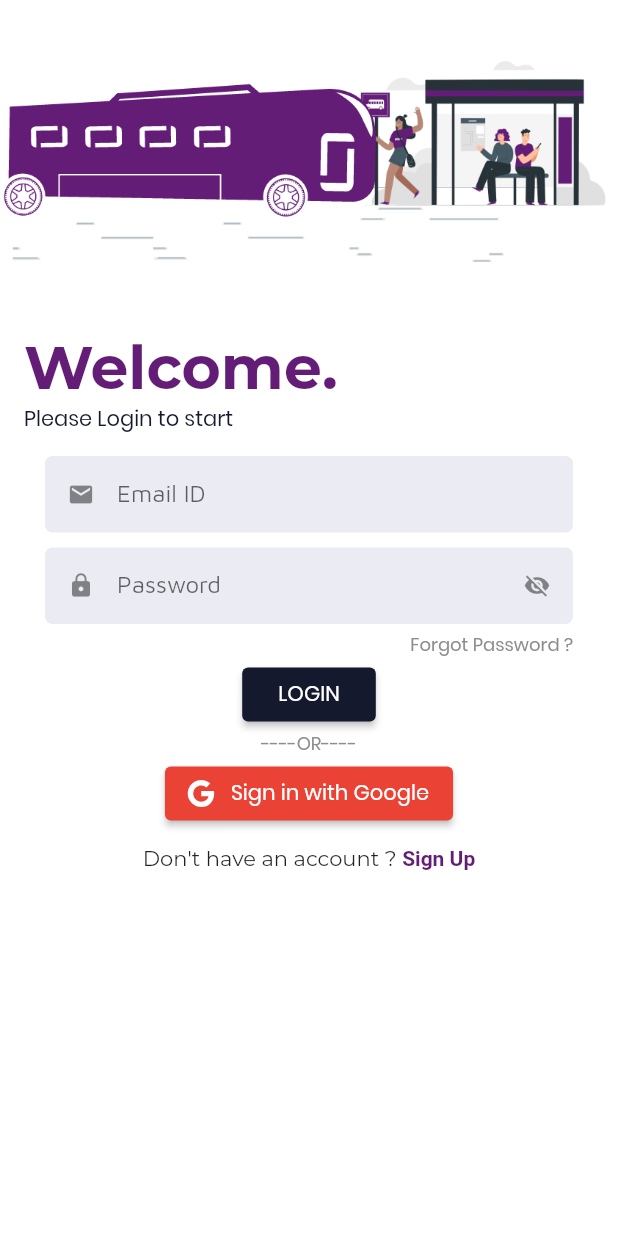
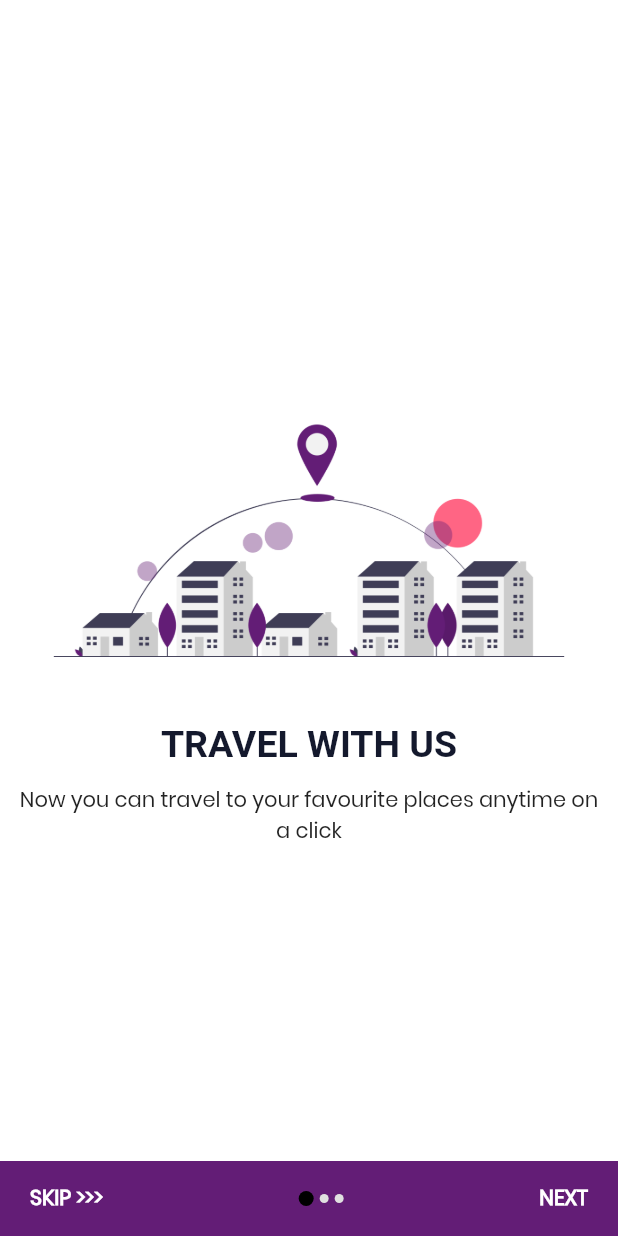
Before and after one commit to Akashdeep607/Tajic-Easy, a Flutter app: the screen it shows after launch, on a phone screen of 412 x 824 dp. Run offline on Flutter 3.47's test engine with Material 2 defaults, Android fonts, the phone set to English and light mode, and no system bars; our stand-ins replace flutter_icons, get, google_fonts, shared_preferences; project files that could hold a hidden picture were left out.

Commit message:
onBoarding Screen added

```diff
--- a/lib/ui/constants/app_theme.dart
+++ b/lib/constants/app_theme.dart
@@ -56,13 +56,13 @@ class AppTheme {
   static final TextTheme _textTheme = TextTheme(
     headline1: TextStyle(
         fontSize: 40.0, color: PRIMARY_COLOR, fontFamily: montserrat, fontWeight: FontWeight.bold),
-    headline2: TextStyle(fontSize: 22.0),
+    headline2: TextStyle(fontSize: 25.0, fontWeight: FontWeight.bold, color: COLOR_DARK_BLUE),
     headline3: TextStyle(fontSize: 20.0),
     headline4: TextStyle(fontSize: 16.0),
     headline5: TextStyle(fontSize: 14.0),
     headline6: TextStyle(fontSize: 12.0),
-    bodyText1: TextStyle(fontSize: 14.0, fontFamily: poppins),
-    bodyText2: TextStyle(fontSize: 14.0, fontFamily: montserrat),
+    bodyText1: TextStyle(fontSize: 14.0, fontFamily: montserrat),
+    bodyText2: TextStyle(fontSize: 14.0, fontFamily: poppins),
     button: TextStyle(fontSize: 14.0, fontFamily: poppins),
     subtitle1: TextStyle(fontSize: 12.0, fontFamily: poppins, color: COLOR_GREY),
     subtitle2: TextStyle(fontSize: 12.0, fontFamily: poppins, color: COLOR_BLACK),
@@ -90,7 +90,7 @@ class AppTheme {
   static final ThemeData themeData = ThemeData(
       primaryColor: PRIMARY_COLOR,
       accentColor: COLOR_DARK_BLUE,
-      scaffoldBackgroundColor: SCAFFOLD_COLOR,
+      scaffoldBackgroundColor: COLOR_WHITE,
       brightness: Brightness.light,
       textTheme: screenWidth < 500 ? _smallTextTheme : _textTheme,
       // Text_Form_Field Theme
--- a/lib/main.dart
+++ b/lib/main.dart
@@ -1,8 +1,8 @@
 import 'package:flutter/material.dart';
 import 'package:get/get.dart';
+import 'package:tajicEasy/ui/init/splash_screen.dart';
 
-import 'ui/auth/login_in.dart';
-import 'ui/constants/app_theme.dart';
+import 'constants/app_theme.dart';
 
 void main() {
   runApp(MyApp());
@@ -14,7 +14,7 @@ class MyApp extends StatelessWidget {
     return GetMaterialApp(
       debugShowCheckedModeBanner: false,
       theme: AppTheme.themeData,
-      home: Login(),
+      home: SplashScreen(),
     );
   }
 }
--- /dev/null
+++ b/lib/models/onBoarding_model.dart
@@ -0,0 +1,52 @@
+class OnBoardingModel {
+  String imagePath;
+  String title;
+  String desc;
+
+  OnBoardingModel({this.imagePath, this.title, this.desc});
+// Setting the values
+  void setImagePath(String getimagePath) {
+    imagePath = getimagePath;
+  }
+
+  void setTitle(String getTitle) {
+    title = getTitle;
+  }
+
+  void setDesc(String getDesc) {
+    desc = getDesc;
+  }
+
+  // Returning the values
+  String getImagePath() => imagePath;
+  String getTitle() => title;
+  String getDesc() => desc;
+}
+
+List<OnBoardingModel> getOnBoardingData() {
+  List<OnBoardingModel> slides = List<OnBoardingModel>();
+  OnBoardingModel onBoardingModel = OnBoardingModel();
+
+  // 1
+  onBoardingModel.setImagePath("assets/images/onBoardingImg3.png");
+  onBoardingModel.setTitle("TRAVEL WITH US");
+  onBoardingModel.setDesc("Now you can travel to your favourite places anytime on a click");
+  slides.add(onBoardingModel);
+
+  // 2
+  onBoardingModel = OnBoardingModel();
+  onBoardingModel.setImagePath("assets/images/onBoardingImg2.png");
+  onBoardingModel.setTitle("DESTINATION");
+  onBoardingModel.setDesc("We make you choosing your destination point easy");
+  slides.add(onBoardingModel);
+
+  // 3
+  onBoardingModel = OnBoardingModel();
+  onBoardingModel.setImagePath("assets/images/onBoardingImg1.png");
+  onBoardingModel.setTitle("EASY BOOKING");
+  onBoardingModel.setDesc(
+      "Book buses with an ease, no more waiting, now you can book your bus ticket in your mobile ");
+  slides.add(onBoardingModel);
+
+  return slides;
+}
--- a/lib/ui/auth/login_in.dart
+++ b/lib/ui/auth/login_in.dart
@@ -2,7 +2,7 @@ import 'package:flutter/gestures.dart';
 import 'package:flutter/material.dart';
 import 'package:flutter_icons/flutter_icons.dart';
 import 'package:get/get.dart';
-import 'package:tajicEasy/ui/constants/app_theme.dart';
+import 'package:tajicEasy/constants/app_theme.dart';
 import 'package:tajicEasy/ui/widgets/textFormField_widget.dart';
 
 import 'sign_up.dart';
@@ -20,9 +20,9 @@ class _LoginState extends State<Login> {
     final ThemeData themeData = Theme.of(context);
     return SafeArea(
       child: Scaffold(
-        resizeToAvoidBottomInset: true,
-        resizeToAvoidBottomPadding: true,
-        backgroundColor: Colors.white,
+        // resizeToAvoidBottomInset: true,
+        // resizeToAvoidBottomPadding: true,
+        // backgroundColor: Colors.white,
         body: SingleChildScrollView(
             child: Container(
           width: Get.width,
--- a/lib/ui/auth/sign_up.dart
+++ b/lib/ui/auth/sign_up.dart
@@ -1,11 +1,8 @@
 import 'package:flutter/gestures.dart';
 import 'package:flutter/material.dart';
-import 'package:flutter_icons/flutter_icons.dart';
 import 'package:get/get.dart';
-import 'package:tajicEasy/ui/constants/app_theme.dart';
+import 'package:tajicEasy/constants/app_theme.dart';
 import 'package:tajicEasy/ui/widgets/textFormField_widget.dart';
-
-import 'login_in.dart';
 
 class SignUp extends StatefulWidget {
   @override
@@ -22,7 +19,7 @@ class _SignUpState extends State<SignUp> {
       child: Scaffold(
         // resizeToAvoidBottomInset: true,
         // resizeToAvoidBottomPadding: true,
-        backgroundColor: Colors.white,
+        // backgroundColor: Colors.white,
         body: SingleChildScrollView(
             child: Container(
           width: Get.width,
@@ -42,9 +39,9 @@ class _SignUpState extends State<SignUp> {
               Padding(
                 padding: const EdgeInsets.only(top: 10.0),
                 child: ListTile(
-                  title: Text("Welcome.", style: themeData.textTheme.headline1),
+                  title: Text("Sign Up.", style: themeData.textTheme.headline1),
                   subtitle: Text(
-                    "Please Login to start",
+                    "Create a new account",
                     textAlign: TextAlign.start,
                     style: themeData.textTheme.bodyText1.copyWith(color: AppTheme.COLOR_DARK_BLUE),
                   ),
--- /dev/null
+++ b/lib/ui/init/mySharedPreferences.dart
@@ -0,0 +1,17 @@
+import 'package:shared_preferences/shared_preferences.dart';
+
+class MySharedPreferences {
+  MySharedPreferences._privateConstructor();
+
+  static final MySharedPreferences instance = MySharedPreferences._privateConstructor();
+
+  setBooleanValue(String key, bool value) async {
+    SharedPreferences myPrefs = await SharedPreferences.getInstance();
+    myPrefs.setBool(key, value);
+  }
+
+  Future<bool> getBooleanValue(String key) async {
+    SharedPreferences myPrefs = await SharedPreferences.getInstance();
+    return myPrefs.getBool(key) ?? false;
+  }
+}
--- /dev/null
+++ b/lib/ui/init/onBoardingSlider.dart
@@ -0,0 +1,36 @@
+import 'package:flutter/material.dart';
+import 'package:google_fonts/google_fonts.dart';
+
+class OnBoardingSlider extends StatelessWidget {
+  final String imagePath;
+  final String title;
+  final String description;
+
+  const OnBoardingSlider({Key key, this.imagePath, this.title, this.description}) : super(key: key);
+  @override
+  Widget build(BuildContext context) {
+    return Container(
+        child: Column(
+      mainAxisAlignment: MainAxisAlignment.center,
+      //crossAxisAlignment:CrossAxisAlignment.center,
+      children: [
+        Image.asset(imagePath),
+        SizedBox(height: 20),
+        Text(
+          title,
+          style: Theme.of(context).textTheme.headline2,
+        ),
+        // Text(title, style: GoogleFonts.montserrat(fontWeight: FontWeight.w600, fontSize: 20.0)),
+        SizedBox(height: 12),
+        Padding(
+          padding: const EdgeInsets.symmetric(horizontal: 10.0),
+          child: Text(
+            description,
+            style: Theme.of(context).textTheme.bodyText2,
+            textAlign: TextAlign.center,
+          ),
+        ),
+      ],
+    ));
+  }
+}
--- /dev/null
+++ b/lib/ui/init/onBoarding_page.dart
@@ -0,0 +1,120 @@
+import 'package:flutter/material.dart';
+import 'package:get/get.dart';
+import 'package:google_fonts/google_fonts.dart';
+import 'package:tajicEasy/constants/app_theme.dart';
+import 'package:tajicEasy/models/onBoarding_model.dart';
+import 'package:tajicEasy/ui/pages/home_page.dart';
+
+import 'mySharedPreferences.dart';
+import 'onBoardingSlider.dart';
+
+class OnBoardingPage extends StatefulWidget {
+  @override
+  _OnBoardingPageState createState() => _OnBoardingPageState();
+}
+
+class _OnBoardingPageState extends State<OnBoardingPage> {
+  PageController pageController = PageController(initialPage: 0);
+  List<OnBoardingModel> _slides = List<OnBoardingModel>();
+  int currentIndex = 0;
+
+  @override
+  void initState() {
+    _slides = getOnBoardingData();
+    super.initState();
+    MySharedPreferences.instance.setBooleanValue("firstTimeOpen", true);
+  }
+
+  @override
+  Widget build(BuildContext context) {
+    return Scaffold(
+      body: PageView.builder(
+        controller: pageController,
+        onPageChanged: (val) {
+          setState(() {
+            currentIndex = val;
+          });
+        },
+        itemCount: _slides.length,
+        itemBuilder: (context, index) {
+          return OnBoardingSlider(
+            imagePath: _slides[index].getImagePath(),
+            title: _slides[index].getTitle(),
+            description: _slides[index].getDesc(),
+          );
+        },
+      ),
+      bottomSheet: currentIndex != _slides.length - 1
+          ? Container(
+              color: AppTheme.PRIMARY_COLOR,
+              height: 50.0,
+              child: Padding(
+                padding: const EdgeInsets.symmetric(horizontal: 20.0),
+                child: Row(
+                  mainAxisAlignment: MainAxisAlignment.spaceBetween,
+                  //crossAxisAlignment:CrossAxisAlignment.center,
+                  children: [
+                    InkWell(
+                      onTap: () {
+                        pageController.animateToPage(_slides.length - 1,
+                            duration: Duration(milliseconds: 400), curve: Curves.linear);
+                      },
+                      child: Text(
+                        "SKIP >>>",
+                        style: Theme.of(context)
+                            .textTheme
+                            .bodyText2
+                            .copyWith(fontWeight: FontWeight.bold, color: Colors.white),
+                      ),
+                    ),
+                    Row(
+                      children: [
+                        for (int i = 0; i < _slides.length; i++)
+                          currentIndex == i ? pageIndicator(true) : pageIndicator(false)
+                      ],
+                    ),
+                    InkWell(
+                        onTap: () {
+                          pageController.animateToPage(currentIndex + 1,
+                              duration: Duration(milliseconds: 400), curve: Curves.linear);
+                        },
+                        child: Text(
+                          "NEXT",
+                          style: Theme.of(context)
+                              .textTheme
+                              .bodyText2
+                              .copyWith(fontWeight: FontWeight.bold, color: Colors.white),
+                        )),
+                  ],
+                ),
+              ),
+            )
+          : InkWell(
+              onTap: () {
+                Get.offAll(HomePage());
+              },
+              child: Container(
+                alignment: Alignment.center,
+                color: AppTheme.PRIMARY_COLOR,
+                width: double.infinity,
+                height: 50,
+                child: Text(
+                  "<<< GET STARTED >>>",
+                  style: Theme.of(context).textTheme.bodyText2.copyWith(color: Colors.white),
+                ),
+              ),
+            ),
+    );
+  }
+
+  Widget pageIndicator(bool isCurrent) {
+    return Container(
+      margin: EdgeInsets.symmetric(horizontal: 2.0),
+      height: isCurrent ? 10.0 : 6.0,
+      width: isCurrent ? 10.0 : 6.0,
+      decoration: BoxDecoration(
+          color: isCurrent ? Colors.black : Colors.grey[300],
+          borderRadius: BorderRadius.circular(12)),
+    );
+  }
+}
--- a/lib/ui/widgets/textFormField_widget.dart
+++ b/lib/ui/widgets/textFormField_widget.dart
@@ -1,7 +1,7 @@
 import 'dart:ui';
 
 import 'package:flutter/material.dart';
-import 'package:tajicEasy/ui/constants/app_theme.dart';
+import 'package:tajicEasy/constants/app_theme.dart';
 
 class TextFieldWidget extends StatelessWidget {
   static double screenWidth = window.physicalSize.width;
--- a/pubspec.yaml
+++ b/pubspec.yaml
@@ -27,6 +27,7 @@ dependencies:
   flutter_icons: ^1.1.0
   get: ^3.15.0
   google_fonts: ^1.1.1
+  shared_preferences: ^0.5.12+4
 
 dev_dependencies:
   flutter_test:
```
Also changed, not shown: lib/constants/size_config.dart (added, +28 -0 lines), lib/ui/init/splash_screen.dart (added, +51 -0 lines), lib/ui/pages/home_page.dart (added, +13 -0 lines), assets/images/logo.png (added), assets/images/onBoardingImg1.png (added), assets/images/onBoardingImg2.png (added), assets/images/onBoardingImg3.png (added), pubspec.lock.
